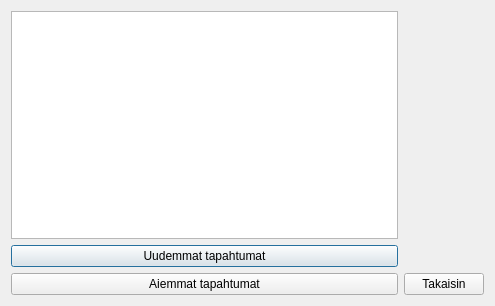
Before: the Qt Designer form frontend/tilitapahtumawindow.ui in Peasami/bank-simulator-2023, drawn with Qt 5.
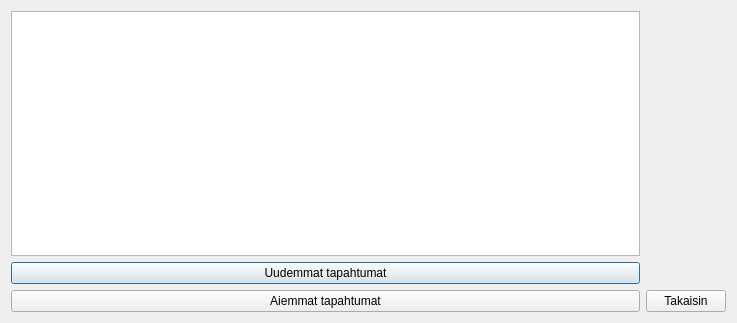
After: the same form once the commit is applied.

```diff
--- a/frontend/tilitapahtumawindow.ui
+++ b/frontend/tilitapahtumawindow.ui
@@ -6,8 +6,8 @@
    <rect>
     <x>0</x>
     <y>0</y>
-    <width>495</width>
-    <height>306</height>
+    <width>737</width>
+    <height>323</height>
    </rect>
   </property>
   <property name="windowTitle">
@@ -17,7 +17,10 @@
    <item row="0" column="0">
     <widget class="QTableView" name="tapahtumaTable">
      <attribute name="horizontalHeaderDefaultSectionSize">
-      <number>90</number>
+      <number>200</number>
+     </attribute>
+     <attribute name="verticalHeaderVisible">
+      <bool>false</bool>
      </attribute>
     </widget>
    </item>
```
